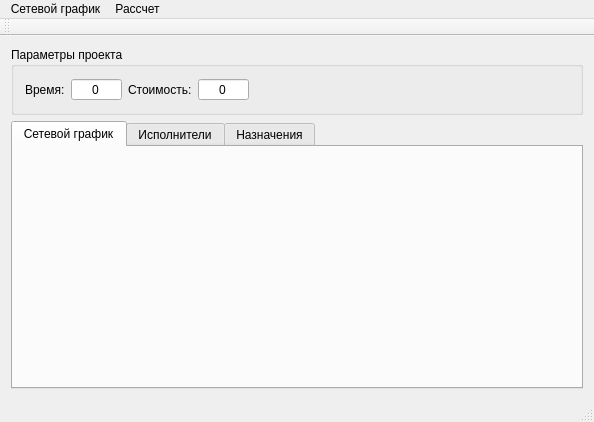
Qt form NetworkCalc/mainwindow.ui (io2357911/NetworkPlanning) before a commit.
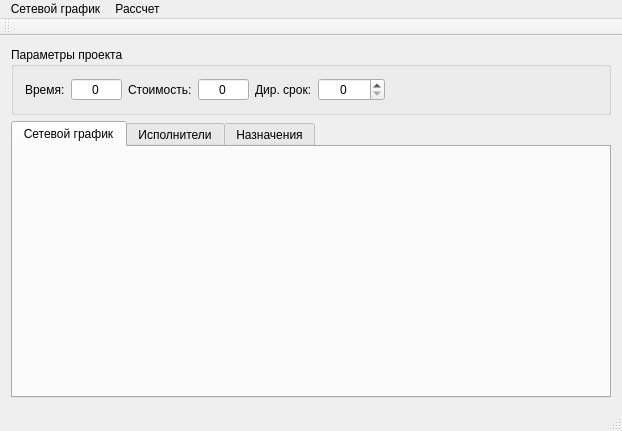
The same form after that commit. Custom widgets are drawn as their Qt base class.

Patch:
```diff
--- a/NetworkCalc/mainwindow.ui
+++ b/NetworkCalc/mainwindow.ui
@@ -6,8 +6,8 @@
    <rect>
     <x>0</x>
     <y>0</y>
-    <width>594</width>
-    <height>422</height>
+    <width>622</width>
+    <height>431</height>
    </rect>
   </property>
   <property name="windowTitle">
@@ -21,6 +21,19 @@
        <string>Параметры проекта</string>
       </property>
       <layout class="QGridLayout" name="gridLayout">
+       <item row="0" column="6">
+        <spacer name="horizontalSpacer">
+         <property name="orientation">
+          <enum>Qt::Horizontal</enum>
+         </property>
+         <property name="sizeHint" stdset="0">
+          <size>
+           <width>40</width>
+           <height>20</height>
+          </size>
+         </property>
+        </spacer>
+       </item>
        <item row="0" column="1">
         <widget class="QSpinBox" name="sbTime">
          <property name="alignment">
@@ -37,6 +50,16 @@
          </property>
         </widget>
        </item>
+       <item row="0" column="5">
+        <widget class="QSpinBox" name="sbTimeLimit">
+         <property name="alignment">
+          <set>Qt::AlignCenter</set>
+         </property>
+         <property name="maximum">
+          <number>9999999</number>
+         </property>
+        </widget>
+       </item>
        <item row="0" column="2">
         <widget class="QLabel" name="label_3">
          <property name="text">
@@ -68,17 +91,11 @@
         </widget>
        </item>
        <item row="0" column="4">
-        <spacer name="horizontalSpacer">
-         <property name="orientation">
-          <enum>Qt::Horizontal</enum>
+        <widget class="QLabel" name="label_2">
+         <property name="text">
+          <string>Дир. срок:</string>
          </property>
-         <property name="sizeHint" stdset="0">
-          <size>
-           <width>40</width>
-           <height>20</height>
-          </size>
-         </property>
-        </spacer>
+        </widget>
        </item>
       </layout>
      </widget>
@@ -127,7 +144,7 @@
     <rect>
      <x>0</x>
      <y>0</y>
-     <width>594</width>
+     <width>622</width>
      <height>26</height>
     </rect>
    </property>
```
